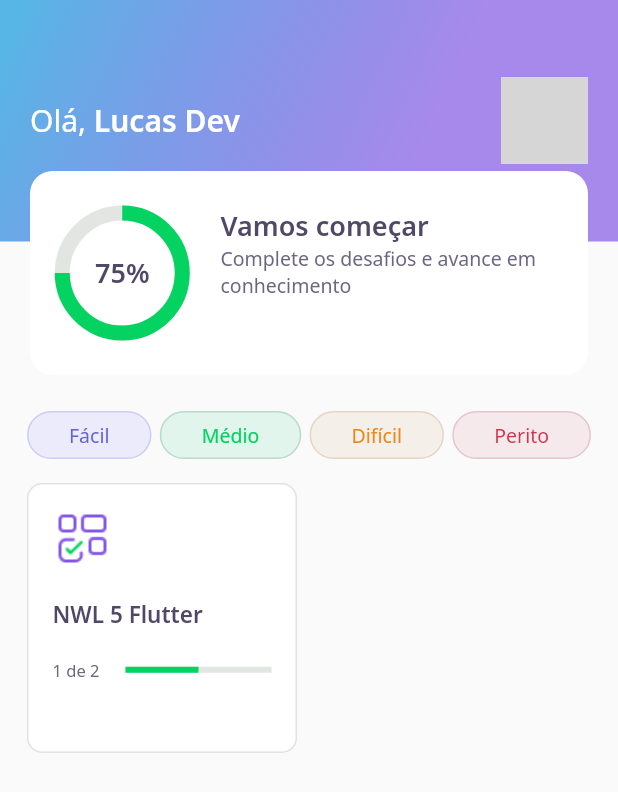
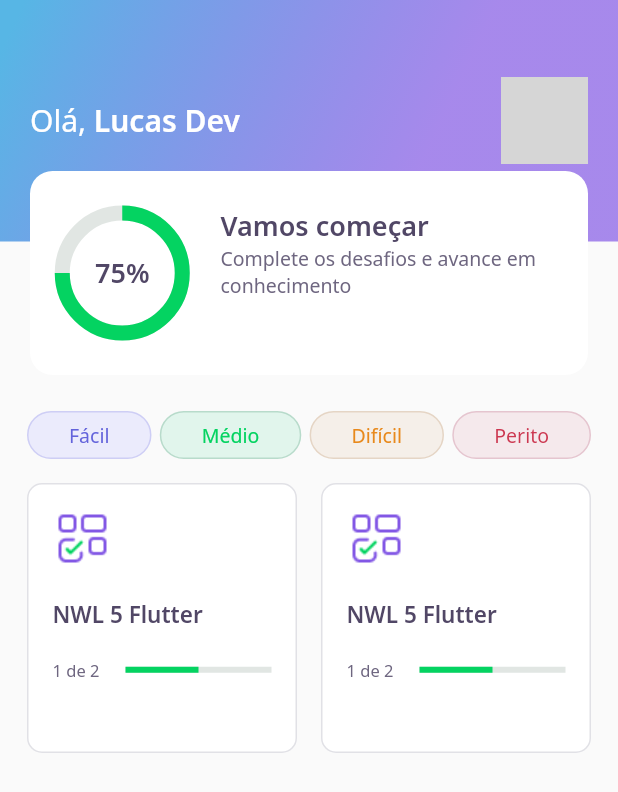
Before and after one commit to lucasrmoro/DevQuiz, a Flutter app: the screen it shows after launch, on a phone screen of 412 x 824 dp. Shown: the top 792 px of the screen. Run offline on Flutter 3.47's test engine with Material 2 defaults, Android fonts, the light colour scheme and no system bars; our stand-ins replace google_fonts; accounts and stored records are empty; network calls fail; grey boxes are pictures that could not be loaded.

Commit message:
end nwl week

```diff
--- a/assets/database/quizzes.json
+++ b/assets/database/quizzes.json
@@ -39,5 +39,47 @@
       ]
     }
   ]
-}
+},
+  {
+    "title": "NWL 5 Flutter",
+    "image": "blocks",
+    "level": "facil",
+    "questionAnswered": 1,
+    "questions": [
+      {
+        "title": "Está curtindo o Flutter?",
+        "answers": [
+          {
+            "title": "Legal"
+          },
+          {
+            "title": "Amando o Flutter"
+          },
+          {
+            "title": "Muito top"
+          },
+          {
+            "title": "Show de bola", "isRight": true
+          }
+        ]
+      },
+      {
+        "title": "Está curtindo o Flutter?",
+        "answers": [
+          {
+            "title": "Legal", "isRight": true
+          },
+          {
+            "title": "Amando o Flutter"
+          },
+          {
+            "title": "Muito top"
+          },
+          {
+            "title": "Show de bola"
+          }
+        ]
+      }
+    ]
+  }
 ]
--- a/lib/challenge/challenge_controller.dart
+++ b/lib/challenge/challenge_controller.dart
@@ -4,4 +4,6 @@ class ChallengeController{
   final currentPageNotifier = ValueNotifier<int>(0);
   int get currentPage => currentPageNotifier.value;
   set currentPage(int value) => currentPageNotifier.value = value;
+
+  int rightsAnswers = 0;
 }
--- a/lib/challenge/widgets/question_indicator/answer/answer_widget.dart
+++ b/lib/challenge/widgets/question_indicator/answer/answer_widget.dart
@@ -6,7 +6,7 @@ import 'package:flutter/material.dart';
 class AnswerWidget extends StatelessWidget {
   final AnswersModel answer;
   final bool isSelected;
-  final VoidCallback onTap;
+  final ValueChanged<bool> onTap;
   final bool disabled;
 
   const AnswerWidget({
@@ -40,7 +40,9 @@ class AnswerWidget extends StatelessWidget {
       child: IgnorePointer(
         ignoring: disabled,
         child: GestureDetector(
-          onTap: onTap,
+          onTap: () {
+            onTap(answer.isRight);
+          },
           child: Container(
               padding: EdgeInsets.all(16),
               decoration: BoxDecoration(
--- a/lib/core/app_widget.dart
+++ b/lib/core/app_widget.dart
@@ -1,4 +1,4 @@
-import 'package:DevQuiz/core/splash/splash_page.dart';
+import 'package:DevQuiz/splash/splash_page.dart';
 import 'package:flutter/material.dart';
 
 class AppWidget extends StatelessWidget {
--- a/lib/home/home_page.dart
+++ b/lib/home/home_page.dart
@@ -73,7 +73,7 @@ class _HomepageState extends State<Homepage> {
                           completed:
                               "${e.questionAnswered} de ${e.questions.length}",
                           onTap: (){
-                            Navigator.push(context, MaterialPageRoute(builder: (context) => ChallengePage(questions: e.questions,)));
+                            Navigator.push(context, MaterialPageRoute(builder: (context) => ChallengePage(questions: e.questions, title: e.title)));
                           },
                         ),
                       )
--- a/lib/home/widgets/appbar/app_bar_widget.dart
+++ b/lib/home/widgets/appbar/app_bar_widget.dart
@@ -45,7 +45,7 @@ class AppBarWidget extends PreferredSize {
                   ),
               ),
               Align(
-                child: ScoreCardWidget(),
+                child: ScoreCardWidget(percent: user.score/100,),
                 alignment: Alignment(0.0, 1.0),
               )
             ]),
--- a/lib/home/widgets/chart/chart_widget.dart
+++ b/lib/home/widgets/chart/chart_widget.dart
@@ -2,14 +2,42 @@ import 'package:DevQuiz/core/app_colors.dart';
 import 'package:DevQuiz/core/app_text_styles.dart';
 import 'package:flutter/material.dart';
 
-class ChartWidget extends StatelessWidget {
+class ChartWidget extends StatefulWidget {
+  final double percent;
+
+  const ChartWidget({Key? key, required this.percent}) : super(key: key);
+
+  @override
+  _ChartWidgetState createState() => _ChartWidgetState();
+}
+
+class _ChartWidgetState extends State<ChartWidget>
+    with SingleTickerProviderStateMixin {
+  late AnimationController _controller;
+  late Animation<double> _animation;
+
+  void _initAnimation() {
+    _controller =
+        AnimationController(vsync: this, duration: Duration(seconds: 3));
+    _animation =
+        Tween<double>(begin: 0.0, end: widget.percent).animate(_controller);
+    _controller.forward();
+  }
+
+  @override
+  void initState() {
+    _initAnimation();
+    super.initState();
+  }
 
   @override
   Widget build(BuildContext context) {
     return Container(
         height: 80,
         width: 80,
-      child: Stack(
+        child: AnimatedBuilder(
+          animation: _animation,
+          builder: (context, _) => Stack(
             children: [
               Center(
                 child: Container(
@@ -17,17 +45,20 @@ class ChartWidget extends StatelessWidget {
                   height: 80,
                   child: CircularProgressIndicator(
                     strokeWidth: 10,
-                  value: 0.75,
+                    value: _animation.value,
                     backgroundColor: AppColors.chartSecondary,
-                valueColor: AlwaysStoppedAnimation<Color>(AppColors.chartPrimary),
+                    valueColor:
+                        AlwaysStoppedAnimation<Color>(AppColors.chartPrimary),
                   ),
                 ),
               ),
-          Center(child: Text(
-            "75%",
-            style: AppTextStyles.heading,))
+              Center(
+                  child: Text(
+                "${(_animation.value * 100).toInt()}%",
+                style: AppTextStyles.heading,
+              ))
             ],
           ),
-    );
+        ));
   }
 }
--- a/lib/home/widgets/score_card/score_card_widget.dart
+++ b/lib/home/widgets/score_card/score_card_widget.dart
@@ -4,7 +4,9 @@ import 'package:DevQuiz/home/widgets/chart/chart_widget.dart';
 import 'package:flutter/material.dart';
 
 class ScoreCardWidget extends StatelessWidget {
-  const ScoreCardWidget({Key? key}) : super(key: key);
+  final double percent;
+
+  const ScoreCardWidget({Key? key, required this.percent}) : super(key: key);
 
   @override
   Widget build(BuildContext context) {
@@ -21,7 +23,9 @@ class ScoreCardWidget extends StatelessWidget {
             children: [
               Expanded(
                 flex: 1,
-                child: ChartWidget(),
+                child: ChartWidget(
+                  percent: percent,
+                ),
               ),
               Expanded(
                 flex: 3,
--- a/lib/core/splash/splash_page.dart
+++ b/lib/splash/splash_page.dart
@@ -1,8 +1,8 @@
 import 'package:DevQuiz/home/home_page.dart';
 import 'package:flutter/material.dart';
-import '../app_images.dart';
+import 'package:DevQuiz/core/app_images.dart';
 
-import '../app_gradients.dart';
+import 'package:DevQuiz/core/app_gradients.dart';
 
 class SplashPage extends StatelessWidget {
   @override
--- a/pubspec.yaml
+++ b/pubspec.yaml
@@ -10,6 +10,7 @@ dependencies:
     sdk: flutter
   cupertino_icons: ^1.0.2
   google_fonts: ^2.0.0
+  share_plus: ^2.0.3
 
 dev_dependencies:
   flutter_test:
```
Also changed, not shown: lib/challenge/challenge_page.dart (+31 -13 lines), lib/challenge/widgets/question_indicator/quiz/quiz_widget.dart (+4 -4 lines), lib/home/widgets/next_button/next_button_widget.dart (+14 -0 lines), assets/images/trophy.png (deleted), pubspec.lock. Lines whose indentation alone changed are shown as unchanged.
